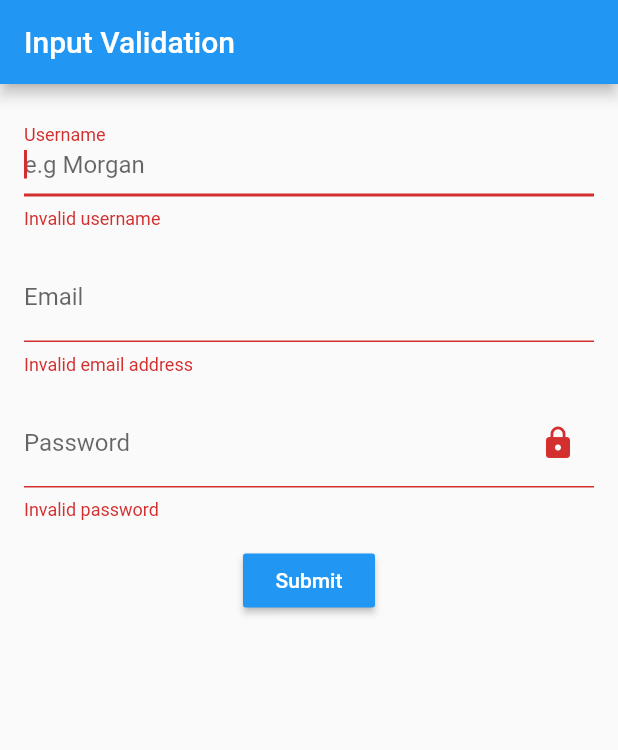
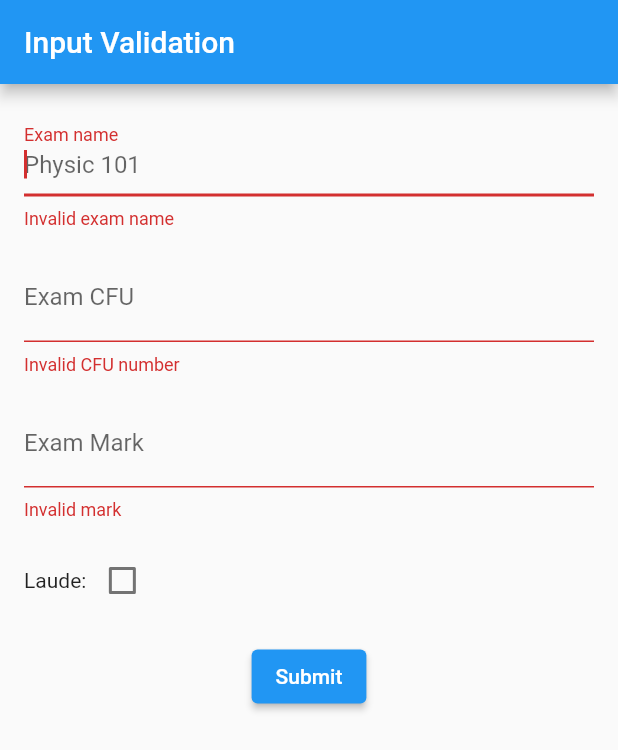
Before and after one commit to daxus4/graduation_grade, a Flutter app: the screen it shows after launch, after a tap on "Submit", on a phone screen of 412 x 824 dp. Shown: the top 750 px of the screen. Run offline on Flutter 3.47's test engine with Material 2 defaults, Android fonts, the phone set to English and light mode, and no system bars; our stand-ins replace sqflite; accounts and stored records are empty.

Commit message:
implemented exam form. Strange exception with addExam, maybe because the maps[i][cumLaude] return 0 and 1 instead of true and false.

```diff
--- a/lib/database_management/exam_repository.dart
+++ b/lib/database_management/exam_repository.dart
@@ -25,7 +25,7 @@ class ExamRepository {
       Exam exam = ExamBase.fromMapObject(maps[i]);
       if (maps[i][GlobalData.examMarkAttribute] != 0)
         exam = PassedExam(exam, maps[i][GlobalData.examMarkAttribute],
-            maps[i][GlobalData.examLaudeAttribute]);
+            maps[i][GlobalData.examLaudeAttribute] == 0 ? false : true);
       return exam;
     });
   }
--- a/lib/form_exam/exam_form.dart
+++ b/lib/form_exam/exam_form.dart
@@ -1,140 +1,153 @@
 import 'dart:developer';
 
 import 'package:flutter/material.dart';
+import 'package:graduation_grade/database_management/exam_repository.dart';
+import 'package:graduation_grade/exam/exam.dart';
+import 'package:graduation_grade/exam/exam_base.dart';
+import 'package:graduation_grade/exam/passed_exam.dart';
 
-class HomePage extends StatefulWidget {
+class ExamForm extends StatefulWidget {
   @override
-  _HomePageState createState() => _HomePageState();
+  _ExamFormState createState() => _ExamFormState();
 }
 
-class _HomePageState extends State<HomePage> {
-  String _username,_email,_password= "";
+class _ExamFormState extends State<ExamForm> {
+  String _examName= "";
+  int _examCfu,_examMark;
+  bool _cumLaude = false;
   final _formKey = GlobalKey<FormState>();
 
-  FocusNode _usernameFocusNode;
-  FocusNode _emailFocusNode;
-  FocusNode _passwordFocusNode;
-
-  @override
-  void initState() {
-    super.initState();
-    _usernameFocusNode = FocusNode();
-    _emailFocusNode = FocusNode();
-    _passwordFocusNode = FocusNode();
-  }
-
-  @override
-  void dispose() {
-    _usernameFocusNode.dispose();
-    _emailFocusNode.dispose();
-    _passwordFocusNode.dispose();
-    super.dispose();
-  }
-
+  FocusNode _examNameFocusNode;
+  FocusNode _examCfuFocusNode;
+  FocusNode _examMarkFocusNode;
 
   @override
   Widget build(BuildContext context) {
-    return Scaffold(
-      appBar: AppBar(title: Text("Input Validation"),),
-      body: HomePageBody(),
-    );
-  }
-
-  Widget HomePageBody() {
     return Container(
       padding: const EdgeInsets.all(16),
       child: Form(
         key: _formKey,
         child: Column(
           children: <Widget>[
-            NameInput(),
+            examNameInput(),
             SizedBox(height: 16,),
-            EmailInput(),
+            examCfuInput(),
             SizedBox(height: 16,),
-            PasswordInput(),
+            examMarkInput(),
             SizedBox(height: 16,),
-            SubmitButton()
+            examLaudeInput(),
+            SizedBox(height: 16,),
+            submitButton(context)
           ],
         ),
       ),
     );
   }
 
-  Widget NameInput() {
+
+  Widget examNameInput() {
     return TextFormField(
       textCapitalization: TextCapitalization.words,
       keyboardType: TextInputType.text ,
       decoration: InputDecoration(
-        labelText: "Username",
-        hintText: "e.g Morgan",
+        labelText: "Exam name",
+        hintText: "Physic 101",
       ),
       textInputAction: TextInputAction.next,
       validator: (name){
         Pattern pattern =
             r'^[A-Za-z0-9]+(?:[ _-][A-Za-z0-9]+)*$';
         RegExp regex = new RegExp(pattern);
-        if (!regex.hasMatch(name))
-          return 'Invalid username';
-        else
-          return null;
+        return !regex.hasMatch(name) ? 'Invalid exam name' : null;
 
       },
-      onSaved: (name)=> _username = name,
-      focusNode: _usernameFocusNode,
+      onSaved: (name)=> _examName = name,
+      focusNode: _examNameFocusNode,
       autofocus: true,
       onFieldSubmitted: (_){
-        fieldFocusChange(context, _usernameFocusNode, _emailFocusNode);
+        fieldFocusChange(context, _examNameFocusNode, _examCfuFocusNode);
       },
     );
   }
 
-  Widget EmailInput() {
+  Widget examCfuInput() {
     return TextFormField(
-      keyboardType: TextInputType.emailAddress ,
+      keyboardType: TextInputType.number ,
       decoration: InputDecoration(
-        labelText: "Email",
-        hintText: "e.g abc@gmail.com",
+        labelText: "Exam CFU",
+        hintText: "10",
       ),
       textInputAction: TextInputAction.next,
-      validator: (email)=> email.length!=0 ? null:"Invalid email address",
-      onSaved: (email)=> _email = email,
-      focusNode: _emailFocusNode,
+      validator: (cfu){
+        if(cfu.isEmpty)
+          return 'Invalid CFU number';
+        int intCfu = int.parse(cfu);
+        return (intCfu > 0 && intCfu <= 100) ? null : 'Invalid CFU number';
+      },
+      onSaved: (cfu)=> _examCfu = int.parse(cfu),
+      focusNode: _examCfuFocusNode,
       onFieldSubmitted: (_){
-        fieldFocusChange(context, _emailFocusNode, _passwordFocusNode);
+        fieldFocusChange(context, _examCfuFocusNode, _examMarkFocusNode);
       },
     );
   }
 
-  Widget PasswordInput() {
+  Widget examMarkInput() {
     return TextFormField(
-      keyboardType: TextInputType.text ,
-      obscureText: true,
+      keyboardType: TextInputType.number ,
       decoration: InputDecoration(
-        labelText: "Password",
-        suffixIcon: Icon(Icons.lock),
+        labelText: "Exam Mark",
+        hintText: "From 18 to 30",
       ),
       textInputAction: TextInputAction.done,
-      validator: (password){
-        Pattern pattern =
-            r'^(?=.*[0-9]+.*)(?=.*[a-zA-Z]+.*)[0-9a-zA-Z]{6,}$';
-        RegExp regex = new RegExp(pattern);
-        if (!regex.hasMatch(password))
-          return 'Invalid password';
-        else
+      validator: (mark){
+        if(mark.isEmpty)
+          return 'Invalid mark';
+        int intMark = int.parse(mark);
+        if (intMark >= 18 && intMark <= 30) {
+          if (_cumLaude && intMark != 30)
+            return 'Laude must be with 30';
           return null;
+        }
+        return 'Invalid mark';
       },
-      onSaved: (password)=> _password = password,
-      focusNode: _passwordFocusNode,
+      onSaved: (mark)=> _examMark = int.parse(mark),
+      focusNode: _examMarkFocusNode,
     );
   }
 
-  RaisedButton SubmitButton(){
-    return  RaisedButton(
-      color:Theme.of(context).primaryColor,
-      onPressed: (){
+  Widget examLaudeInput() {
+    return Row(
+      mainAxisAlignment: MainAxisAlignment.start,
+      children: <Widget>[
+        Text('Laude:'),
+        Checkbox(
+          value: _cumLaude,
+          onChanged: (bool value) {
+            setState(() {
+              _cumLaude = value;
+            });
+          },
+        ),
+      ],
+    );
+  }
+
+
+  ElevatedButton submitButton(BuildContext context){
+    return  ElevatedButton(
+      style: ElevatedButton.styleFrom(
+        primary: Theme.of(context).primaryColor, // background
+      ),
+      onPressed: () async {
         if(_formKey.currentState.validate()){
           _formKey.currentState.save();
-          log('$_username, $_email, $_password');
+          log('$_examName, $_examCfu, $_examMark, $_cumLaude');
+          ExamRepository.addExam(
+              PassedExam(ExamBase(_examName, _examCfu), _examMark, _cumLaude));
+          log('yaaa');
+          final List<Exam> exams = await ExamRepository.getExamsFromDb();
+          log(exams.toString());
         }
       },
       child: Text("Submit",style: TextStyle(color: Colors.white),),
@@ -145,4 +158,21 @@ class _HomePageState extends State<HomePage> {
     currentFocus.unfocus();
     FocusScope.of(context).requestFocus(nextFocus);
   }
+
+  @override
+  void initState() {
+    super.initState();
+    _examNameFocusNode = FocusNode();
+    _examCfuFocusNode = FocusNode();
+    _examMarkFocusNode = FocusNode();
+  }
+
+  @override
+  void dispose() {
+    _examNameFocusNode.dispose();
+    _examCfuFocusNode.dispose();
+    _examMarkFocusNode.dispose();
+    super.dispose();
+  }
+
 }
--- a/lib/main.dart
+++ b/lib/main.dart
@@ -13,7 +13,10 @@ void main() async {
   runApp(MaterialApp(
     title: GlobalData.appName,
     theme: DesignData.lightTheme,
-    home:  HomePage(),
+    home:  Scaffold(
+      appBar: AppBar(title: Text("Input Validation"),),
+      body: ExamForm(),
+    ),
   ));
 }
 
```
